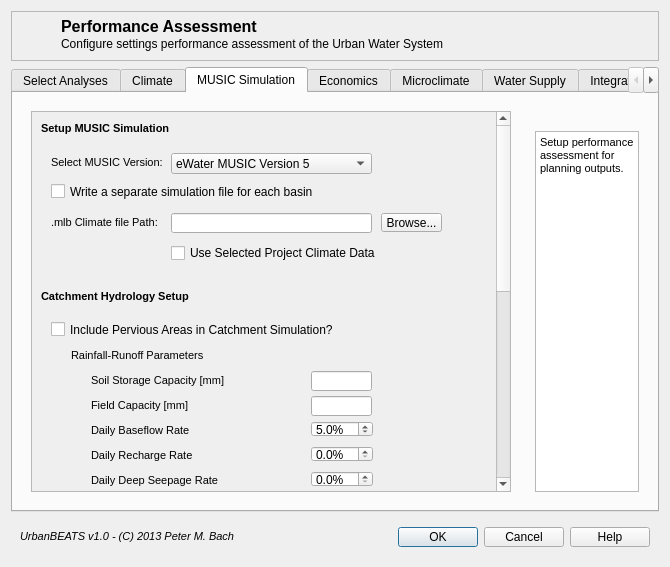
First picture: the form in md_perfassessgui.ui, repository petermbach/urbanbeats-legacy, before the edit.
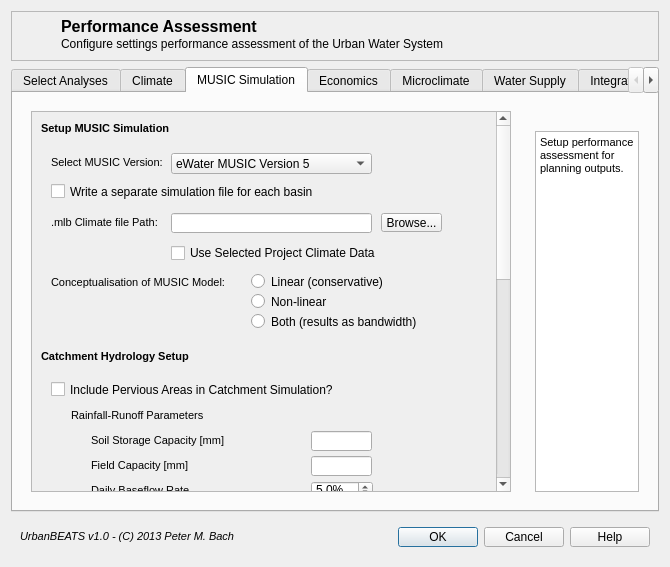
Second picture: the form after the edit. The open tabs and pages were chosen to show the change. Icons and pictures are not drawn.

Commit message: GUI change in the MUSIC modelling section of UrbanBEATS. The option to work with linear and non-linear MUSIC models has been added.

Patch:
```diff
--- a/md_perfassessgui.ui
+++ b/md_perfassessgui.ui
@@ -1880,7 +1880,7 @@
                <x>0</x>
                <y>0</y>
                <width>463</width>
-               <height>804</height>
+               <height>864</height>
               </rect>
              </property>
              <layout class="QVBoxLayout" name="verticalLayout_12">
@@ -1912,7 +1912,7 @@
                 <property name="minimumSize">
                  <size>
                   <width>0</width>
-                  <height>140</height>
+                  <height>200</height>
                  </size>
                 </property>
                 <widget class="QLineEdit" name="music_browse_pathbox">
@@ -2018,6 +2018,62 @@
                   <string>Write a separate simulation file for each basin</string>
                  </property>
                 </widget>
+                <widget class="QLabel" name="music_model_concept">
+                 <property name="geometry">
+                  <rect>
+                   <x>10</x>
+                   <y>130</y>
+                   <width>191</width>
+                   <height>20</height>
+                  </rect>
+                 </property>
+                 <property name="text">
+                  <string>&lt;!DOCTYPE HTML PUBLIC &quot;-//W3C//DTD HTML 4.0//EN&quot; &quot;http://www.w3.org/TR/REC-html40/strict.dtd&quot;&gt;
+&lt;html&gt;&lt;head&gt;&lt;meta name=&quot;qrichtext&quot; content=&quot;1&quot; /&gt;&lt;style type=&quot;text/css&quot;&gt;
+p, li { white-space: pre-wrap; }
+&lt;/style&gt;&lt;/head&gt;&lt;body style=&quot; font-family:'MS Shell Dlg 2'; font-size:8pt; font-weight:400; font-style:normal;&quot;&gt;
+&lt;p style=&quot; margin-top:0px; margin-bottom:0px; margin-left:0px; margin-right:0px; -qt-block-indent:0; text-indent:0px;&quot;&gt;Conceptualisation of MUSIC Model:&lt;/p&gt;&lt;/body&gt;&lt;/html&gt;</string>
+                 </property>
+                </widget>
+                <widget class="QRadioButton" name="music_concept_linear">
+                 <property name="geometry">
+                  <rect>
+                   <x>210</x>
+                   <y>130</y>
+                   <width>151</width>
+                   <height>17</height>
+                  </rect>
+                 </property>
+                 <property name="text">
+                  <string>Linear (conservative)</string>
+                 </property>
+                </widget>
+                <widget class="QRadioButton" name="music_concept_nonlinear">
+                 <property name="geometry">
+                  <rect>
+                   <x>210</x>
+                   <y>150</y>
+                   <width>211</width>
+                   <height>17</height>
+                  </rect>
+                 </property>
+                 <property name="text">
+                  <string>Non-linear</string>
+                 </property>
+                </widget>
+                <widget class="QRadioButton" name="music_concept_both">
+                 <property name="geometry">
+                  <rect>
+                   <x>210</x>
+                   <y>170</y>
+                   <width>191</width>
+                   <height>17</height>
+                  </rect>
+                 </property>
+                 <property name="text">
+                  <string>Both (results as bandwidth)</string>
+                 </property>
+                </widget>
                </widget>
               </item>
               <item>
```
The commit also changes 2 other files.
